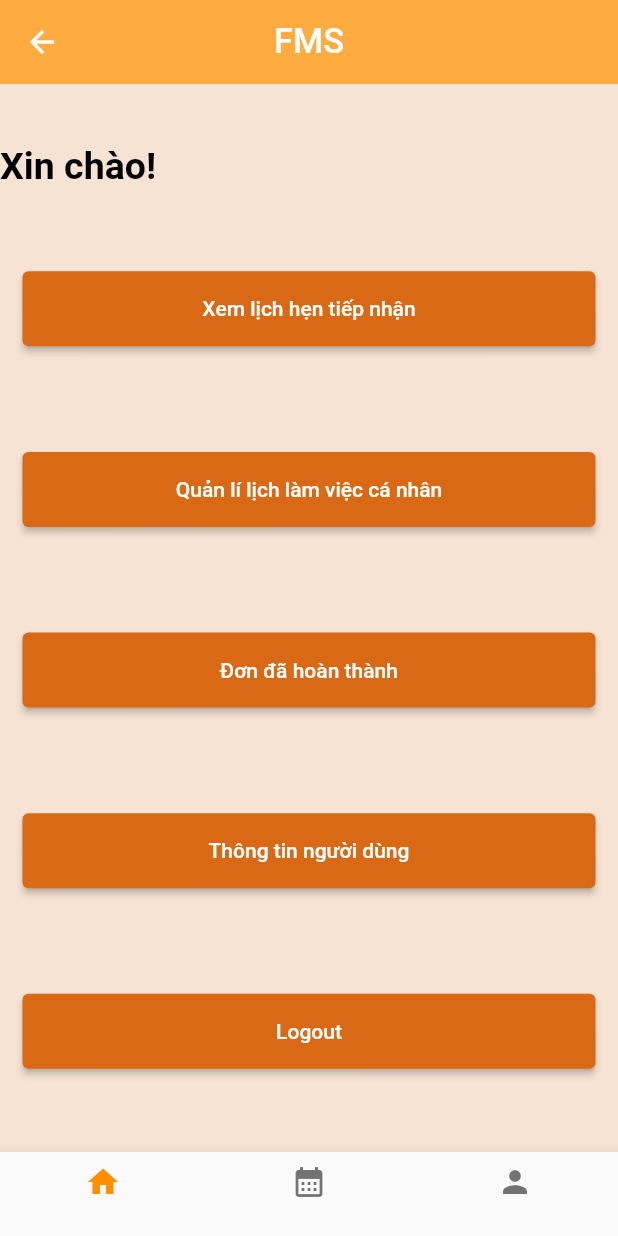
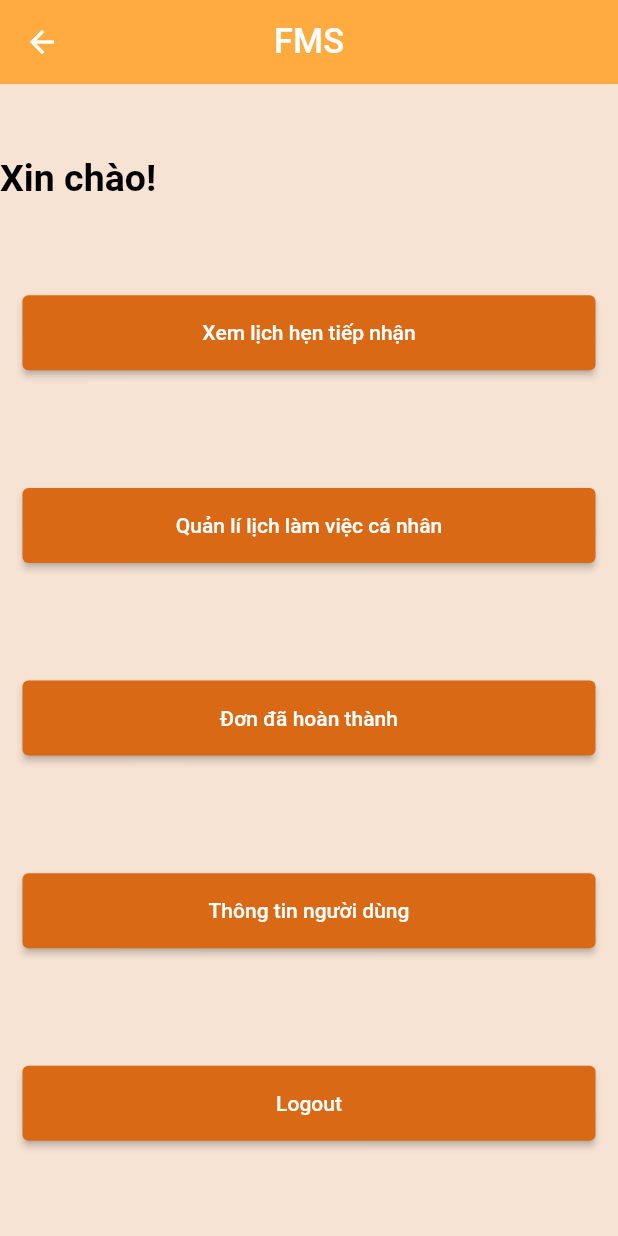
Before and after one commit to COCONUC/FMS_Employee, a Flutter app: the StaffHomePage screen opened by its route, on a phone screen of 412 x 824 dp. Run offline on Flutter 3.47's test engine with Material 2 defaults, Android fonts, the phone set to English and light mode, and no system bars; our stand-ins replace awesome_dialog, dio, image_picker, loading_overlay.

```diff
--- /dev/null
+++ b/fms_employee/lib/constants/backend_querry.dart
@@ -0,0 +1,2 @@
+
+String backEndUrl = 'https://localhost:7147';
--- a/fms_employee/lib/router.dart
+++ b/fms_employee/lib/router.dart
@@ -2,6 +2,7 @@
 import 'package:flutter/material.dart';
 import 'package:fms_employee/screens/login_screen.dart';
 import 'package:fms_employee/screens/staff_home_page.dart';
+import 'package:fms_employee/widgets/bottom_bar.dart';
 
 Route<dynamic> generateRoute(RouteSettings routeSettings) {
   switch (routeSettings.name) {
@@ -15,6 +16,11 @@ Route<dynamic> generateRoute(RouteSettings routeSettings) {
         settings: routeSettings,
         builder: (_) => const StaffHomePage(),
       );
+    case NavScreen.routeName:
+      return MaterialPageRoute(
+        settings: routeSettings,
+        builder: (_) => const NavScreen(),
+      );
     default:
       return MaterialPageRoute(
           settings: routeSettings,
--- a/fms_employee/lib/screens/login_screen.dart
+++ b/fms_employee/lib/screens/login_screen.dart
@@ -2,6 +2,7 @@
 import 'package:flutter/material.dart';
 import 'package:fms_employee/constants/color_constant.dart';
 import 'package:fms_employee/screens/staff_home_page.dart';
+import 'package:fms_employee/widgets/bottom_bar.dart';
 import 'package:fms_employee/widgets/custom_button.dart';
 import 'package:fms_employee/widgets/custom_text_field.dart';
 
@@ -48,7 +49,7 @@ class _LoginScreenState extends State<LoginScreen> {
     if(phoneController.text == '0938995710' ){
       resultText == 'OK';
       print('OK');
-      Navigator.of(context).pushReplacementNamed(StaffHomePage.routeName);
+      Navigator.of(context).pushReplacementNamed(NavScreen.routeName);
     }
   }
 
--- a/fms_employee/lib/screens/staff_home_page.dart
+++ b/fms_employee/lib/screens/staff_home_page.dart
@@ -102,26 +102,6 @@ class _StaffHomePageState extends State<StaffHomePage> {
         ),
       ),
 
-      bottomNavigationBar: BottomNavigationBar(
-        items: const <BottomNavigationBarItem>[
-          BottomNavigationBarItem(
-            icon: Icon(Icons.home),
-            label: '',
-          ),
-          BottomNavigationBarItem(
-            icon: Icon(Icons.calendar_month),
-            label: '',
-          ),
-          BottomNavigationBarItem(
-            icon: Icon(Icons.person),
-            label: '',
-          ),
-        ],
-        currentIndex: _selectedItemIndex,
-        selectedItemColor: Colors.amber[800],
-        onTap: _onItemTapped,
-      ),
-
     );
   }
 
```
Also changed, not shown: fms_employee/lib/features/login_service.dart (added, +96 -0 lines), fms_employee/lib/widgets/bottom_bar.dart (added, +78 -0 lines).
